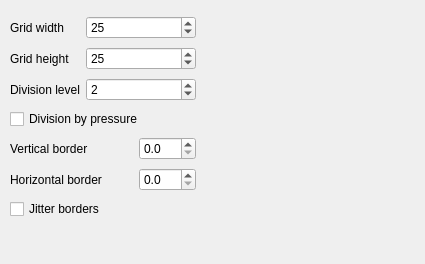
First picture: the form in krita/plugins/paintops/gridbrush/wdggridoptions.ui, repository KDE/krita, before the edit.
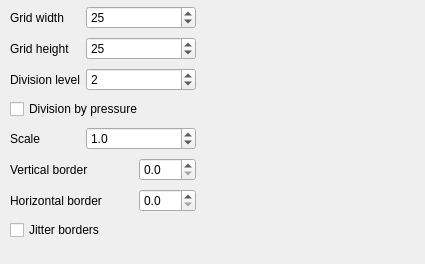
Second picture: the form after the edit.

Commit message: Features for grid brush: color per particle, scale, fill background

```diff
--- a/krita/plugins/paintops/gridbrush/wdggridoptions.ui
+++ b/krita/plugins/paintops/gridbrush/wdggridoptions.ui
@@ -22,13 +22,13 @@
     <height>260</height>
    </size>
   </property>
-  <widget class="QWidget" name="">
+  <widget class="QWidget" name="layoutWidget">
    <property name="geometry">
     <rect>
      <x>10</x>
-     <y>14</y>
+     <y>4</y>
      <width>186</width>
-     <height>212</height>
+     <height>244</height>
     </rect>
    </property>
    <layout class="QGridLayout" name="gridLayout">
@@ -90,35 +90,55 @@
       </property>
      </widget>
     </item>
-    <item row="4" column="0" colspan="2">
+    <item row="4" column="0">
+     <widget class="QLabel" name="label_6">
+      <property name="text">
+       <string>Scale</string>
+      </property>
+     </widget>
+    </item>
+    <item row="4" column="1" colspan="2">
+     <widget class="QDoubleSpinBox" name="scaleDSPBox">
+      <property name="decimals">
+       <number>1</number>
+      </property>
+      <property name="maximum">
+       <double>1000.000000000000000</double>
+      </property>
+      <property name="value">
+       <double>1.000000000000000</double>
+      </property>
+     </widget>
+    </item>
+    <item row="5" column="0" colspan="2">
      <widget class="QLabel" name="label_4">
       <property name="text">
        <string>Vertical border</string>
       </property>
      </widget>
     </item>
-    <item row="4" column="2">
+    <item row="5" column="2">
      <widget class="QDoubleSpinBox" name="vertBorderDSPBox">
       <property name="decimals">
        <number>1</number>
       </property>
      </widget>
     </item>
-    <item row="5" column="0" colspan="2">
+    <item row="6" column="0" colspan="2">
      <widget class="QLabel" name="label_5">
       <property name="text">
        <string>Horizontal border</string>
       </property>
      </widget>
     </item>
-    <item row="5" column="2">
+    <item row="6" column="2">
      <widget class="QDoubleSpinBox" name="horizBorderDSPBox">
       <property name="decimals">
        <number>1</number>
       </property>
      </widget>
     </item>
-    <item row="6" column="0" colspan="3">
+    <item row="7" column="0" colspan="2">
      <widget class="QCheckBox" name="jitterBorderCHBox">
       <property name="text">
        <string>Jitter borders</string>
```
The commit also changes 8 other files.
